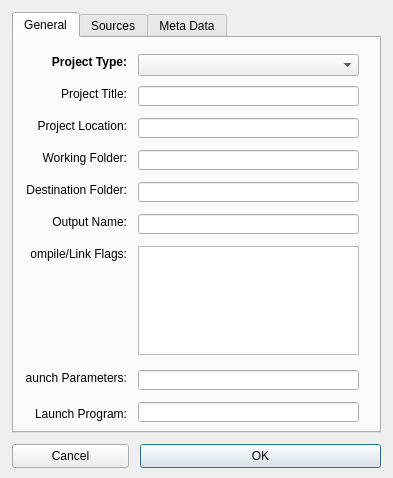
harbour/core, file harbour/contrib/hbide/resources/projectproperties.ui: the form before one commit.
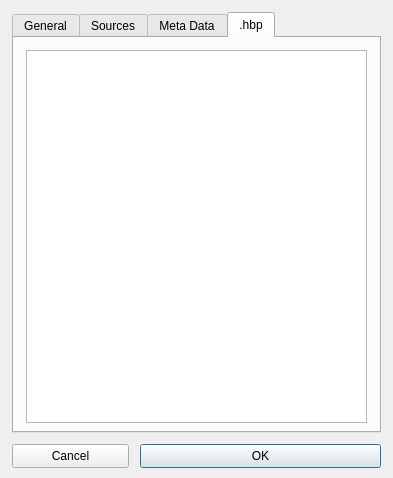
The form after the commit. The open tabs and pages were chosen to show the change.

Commit message: 2009-12-03 18:03 UTC-0800 Pritpal Bedi (pritpal@vouchcac.com)   * contrib/hbide/hbide.ch   * contrib/hbide/hbide.prg   * contrib/hbide/idemisc.prg   * contrib/hbide/idetags.prg   * contrib/hbide/resources/projectproperties.ui     ! More near  TO project properties, will be ready by tomorrow.

The edit to the form file:
```diff
--- a/harbour/contrib/hbide/resources/projectproperties.ui
+++ b/harbour/contrib/hbide/resources/projectproperties.ui
@@ -261,6 +261,9 @@
        <height>109</height>
       </rect>
      </property>
+     <property name="lineWrapMode">
+      <enum>QPlainTextEdit::NoWrap</enum>
+     </property>
     </widget>
     <widget class="QLabel" name="label_9">
      <property name="geometry">
@@ -367,6 +370,27 @@
      </property>
     </widget>
    </widget>
+   <widget class="QWidget" name="tabHbp">
+    <attribute name="title">
+     <string>.hbp</string>
+    </attribute>
+    <widget class="QPlainTextEdit" name="editHbp">
+     <property name="geometry">
+      <rect>
+       <x>12</x>
+       <y>12</y>
+       <width>341</width>
+       <height>373</height>
+      </rect>
+     </property>
+     <property name="lineWrapMode">
+      <enum>QPlainTextEdit::NoWrap</enum>
+     </property>
+     <property name="readOnly">
+      <bool>true</bool>
+     </property>
+    </widget>
+   </widget>
   </widget>
   <widget class="QPushButton" name="buttonCn">
    <property name="geometry">
```
Left out of the diff: 8 changed lines with no effect on the pictures. The commit also changes 5 other files.
